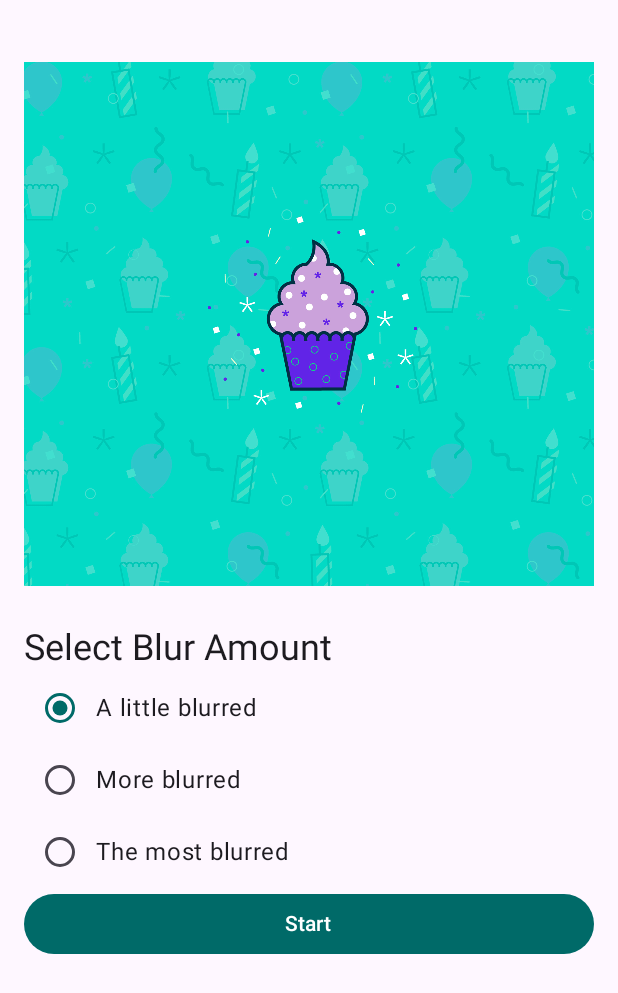
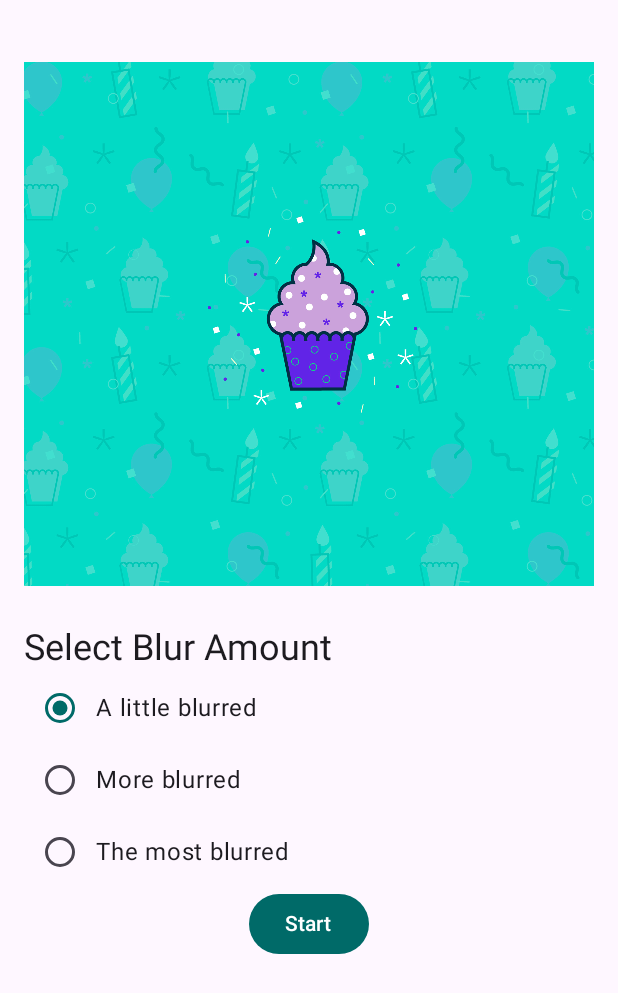
Before and after one commit to profe-givox/TI5A_PROG-MOVIL-II_EJ25, an Android app built with Jetpack Compose: the screen it shows after launch (BlurActivity), on a phone screen of 412 x 824 dp. Shown: the top 993 px of the screen. Run offline under Robolectric (Android 15) with nearby library versions, the phone set to English and light mode, and no system bars; 2 statements that could not run were skipped.

Commit message:
Se agrego la funcion de cancelar el trabajo encadenado

```diff
--- a/basic-android-kotlin-compose-training-workmanager-starter/app/src/main/java/com/example/bluromatic/data/WorkManagerBluromaticRepository.kt
+++ b/basic-android-kotlin-compose-training-workmanager-starter/app/src/main/java/com/example/bluromatic/data/WorkManagerBluromaticRepository.kt
@@ -83,7 +83,10 @@ class WorkManagerBluromaticRepository(context: Context) : BluromaticRepository {
     /**
      * Cancel any ongoing WorkRequests
      * */
-    override fun cancelWork() {}
+    override fun cancelWork() {
+        workManager.cancelUniqueWork(IMAGE_MANIPULATION_WORK_NAME)
+    }
+
 
     /**
      * Creates the input data bundle which includes the blur level to
--- a/basic-android-kotlin-compose-training-workmanager-starter/app/src/main/java/com/example/bluromatic/ui/BlurViewModel.kt
+++ b/basic-android-kotlin-compose-training-workmanager-starter/app/src/main/java/com/example/bluromatic/ui/BlurViewModel.kt
@@ -24,6 +24,7 @@ import androidx.lifecycle.viewmodel.initializer
 import androidx.lifecycle.viewmodel.viewModelFactory
 import androidx.work.WorkInfo
 import com.example.bluromatic.BluromaticApplication
+import com.example.bluromatic.KEY_IMAGE_URI
 import com.example.bluromatic.data.BlurAmountData
 import com.example.bluromatic.data.BluromaticRepository
 import kotlinx.coroutines.flow.MutableStateFlow
@@ -45,9 +46,10 @@ class BlurViewModel(private val bluromaticRepository: BluromaticRepository) : Vi
     // ADD
     val blurUiState: StateFlow<BlurUiState> = bluromaticRepository.outputWorkInfo
         .map {info ->
+            val outputImageUri = info.outputData.getString(KEY_IMAGE_URI)
             when {
-                info.state.isFinished -> {
-                    BlurUiState.Complete(outputUri = "")
+                info.state.isFinished && !outputImageUri.isNullOrEmpty() -> {
+                    BlurUiState.Complete(outputUri = outputImageUri)
                 }
                 info.state == WorkInfo.State.CANCELLED -> {
                     BlurUiState.Default
@@ -71,6 +73,13 @@ class BlurViewModel(private val bluromaticRepository: BluromaticRepository) : Vi
     }
 
     /**
+     * Call method from repository to cancel any ongoing WorkRequest
+     * */
+    fun cancelWork() {
+        bluromaticRepository.cancelWork()
+    }
+
+    /**
      * Factory for [BlurViewModel] that takes [BluromaticRepository] as a dependency
      */
     companion object {
--- a/basic-android-kotlin-compose-training-workmanager-starter/app/src/main/java/com/example/bluromatic/ui/BluromaticScreen.kt
+++ b/basic-android-kotlin-compose-training-workmanager-starter/app/src/main/java/com/example/bluromatic/ui/BluromaticScreen.kt
@@ -23,6 +23,7 @@ import androidx.compose.foundation.Image
 import androidx.compose.foundation.layout.Arrangement
 import androidx.compose.foundation.layout.Column
 import androidx.compose.foundation.layout.Row
+import androidx.compose.foundation.layout.Spacer
 import androidx.compose.foundation.layout.WindowInsets
 import androidx.compose.foundation.layout.asPaddingValues
 import androidx.compose.foundation.layout.calculateEndPadding
@@ -34,11 +35,14 @@ import androidx.compose.foundation.layout.padding
 import androidx.compose.foundation.layout.safeDrawing
 import androidx.compose.foundation.layout.size
 import androidx.compose.foundation.layout.statusBarsPadding
+import androidx.compose.foundation.layout.width
 import androidx.compose.foundation.rememberScrollState
 import androidx.compose.foundation.selection.selectable
 import androidx.compose.foundation.selection.selectableGroup
 import androidx.compose.foundation.verticalScroll
 import androidx.compose.material3.Button
+import androidx.compose.material3.CircularProgressIndicator
+import androidx.compose.material3.FilledTonalButton
 import androidx.compose.material3.MaterialTheme
 import androidx.compose.material3.RadioButton
 import androidx.compose.material3.RadioButtonDefaults
@@ -85,7 +89,7 @@ fun BluromaticScreen(blurViewModel: BlurViewModel = viewModel(factory = BlurView
             blurUiState = uiState,
             blurAmountOptions = blurViewModel.blurAmount,
             applyBlur = blurViewModel::applyBlur,
-            cancelWork = {},
+            cancelWork = blurViewModel::cancelWork,
             modifier = Modifier
                 .verticalScroll(rememberScrollState())
                 .padding(dimensionResource(R.dimen.padding_medium))
@@ -121,7 +125,10 @@ fun BluromaticScreenContent(
         BlurActions(
             blurUiState = blurUiState,
             onStartClick = { applyBlur(selectedValue) },
-            onSeeFileClick = {},
+            // New lambda code runs when See File button is clicked
+            onSeeFileClick = { currentUri ->
+                showBlurredImage(context, currentUri)
+            },
             onCancelClick = { cancelWork() },
             modifier = Modifier.fillMaxWidth()
         )
@@ -140,11 +147,27 @@ private fun BlurActions(
         modifier = modifier,
         horizontalArrangement = Arrangement.Center
     ) {
-        Button(
+        /*Button(
             onClick = onStartClick,
             modifier = Modifier.fillMaxWidth()
         ) {
             Text(stringResource(R.string.start))
+        }*/
+        when (blurUiState) {
+            is BlurUiState.Default -> {
+                Button(onStartClick) { Text(stringResource(R.string.start)) }
+            }
+            is BlurUiState.Loading -> {
+                FilledTonalButton(onCancelClick) { Text(stringResource(R.string.cancel_work)) }
+                CircularProgressIndicator(modifier = Modifier.padding(dimensionResource(R.dimen.padding_small)))
+            }
+            is BlurUiState.Complete -> {
+                Button(onStartClick) { Text(stringResource(R.string.start)) }
+                // Add a spacer and the new button with a "See File" label
+                Spacer(modifier = Modifier.width(dimensionResource(R.dimen.padding_small)))
+                FilledTonalButton({ onSeeFileClick(blurUiState.outputUri) })
+                { Text(stringResource(R.string.see_file)) }
+            }
         }
     }
 }
```
